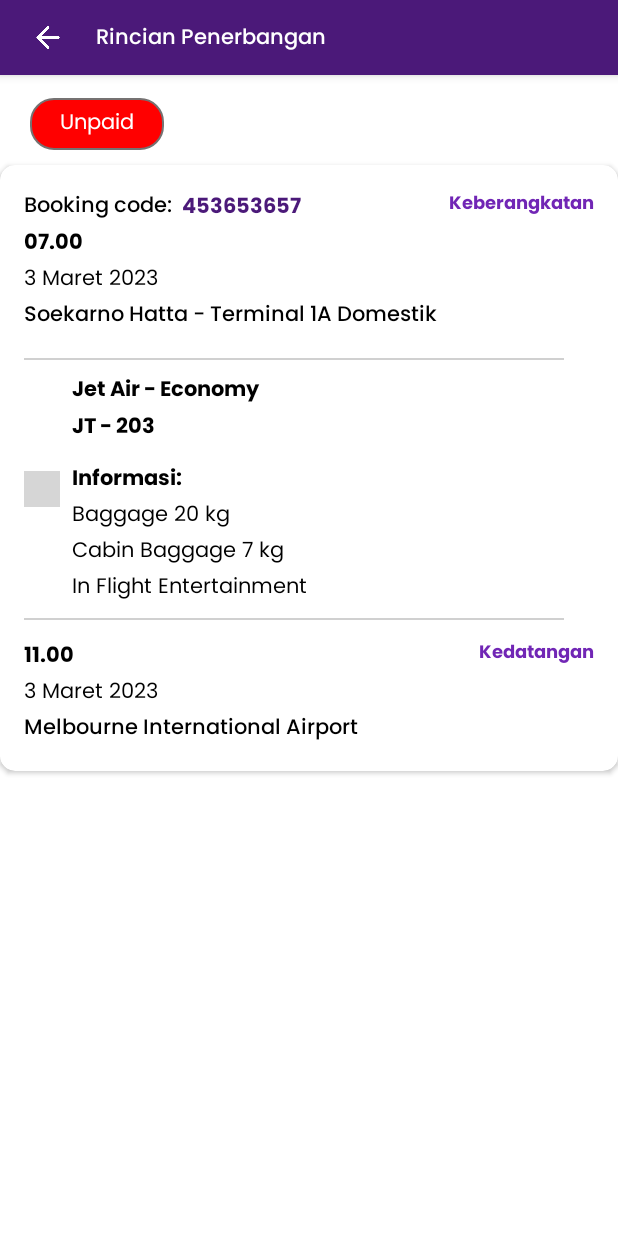
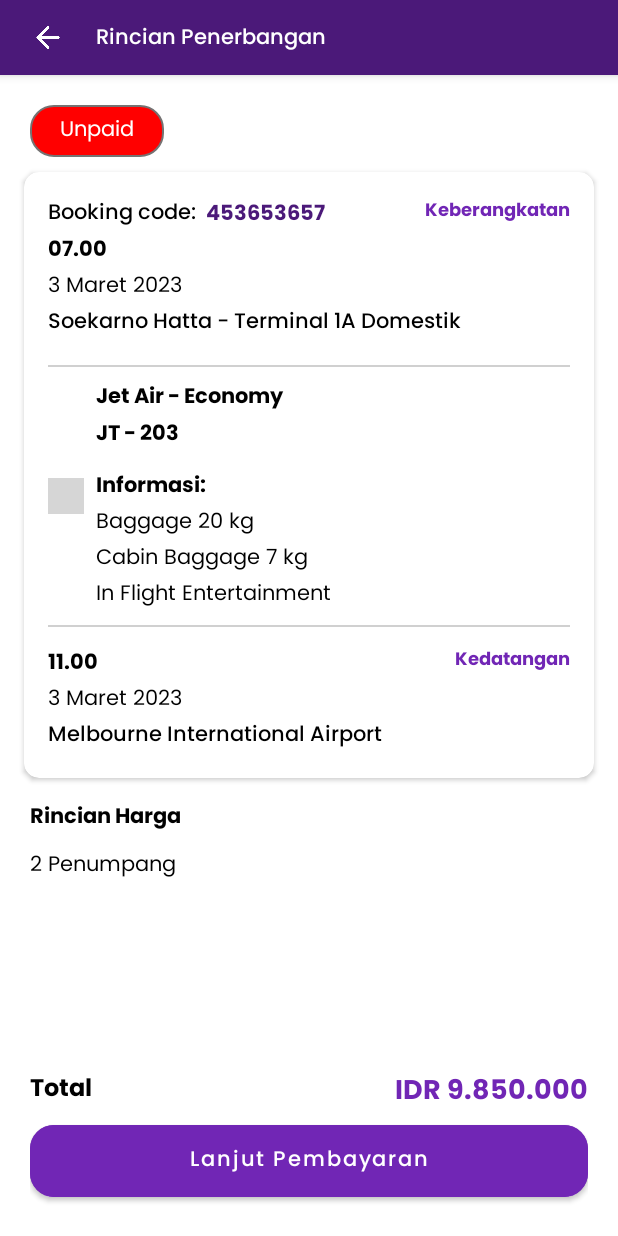
Before and after one commit to BINARFPC2/C2-Mobile, an Android app: the fragment DetailRiwayatPesananFragment shown on its own in the app's theme, on a phone screen of 412 x 824 dp. Run offline under Robolectric (Android 15) with nearby library versions, the phone set to English and light mode, and no system bars; grey boxes are pictures that could not be loaded.

Commit message:
Add Detail Riwayat Pesanan

```diff
--- a/app/src/main/res/layout/fragment_detail_riwayat_pesanan.xml
+++ b/app/src/main/res/layout/fragment_detail_riwayat_pesanan.xml
@@ -6,6 +6,10 @@
     xmlns:app="http://schemas.android.com/apk/res-auto"
     tools:context=".view.detailriwayatpesanan.DetailRiwayatPesananFragment">
 
+      <LinearLayout
+          android:orientation="vertical"
+          android:layout_width="wrap_content"
+          android:layout_height="wrap_content">
 
             <com.google.android.material.appbar.AppBarLayout
                 android:id="@+id/layout_toolbar"
@@ -37,11 +41,6 @@
                             android:layout_marginTop="4dp"
                             android:textColor="@color/white" />
 
-
-
-
-
-
                   </androidx.appcompat.widget.Toolbar>
             </com.google.android.material.appbar.AppBarLayout>
 
@@ -53,7 +52,7 @@
                 android:layout_width="wrap_content"
                 android:layout_height="wrap_content"
                 android:layout_marginLeft="20dp"
-          android:layout_marginTop="65dp">
+                android:layout_marginTop="20dp">
 
                   <TextView
                       android:text="Unpaid"
@@ -62,12 +61,12 @@
                       android:layout_width="wrap_content"
                       android:layout_height="wrap_content"/>
 
-
             </LinearLayout>
 
             <androidx.cardview.widget.CardView
                 app:cardCornerRadius="10dp"
-          android:layout_marginTop="110dp"
+                android:layout_marginTop="10dp"
+                android:layout_marginHorizontal="16dp"
                 android:layout_width="wrap_content"
                 android:layout_height="wrap_content">
 
@@ -272,4 +271,82 @@
 
             </androidx.cardview.widget.CardView>
 
+            <TextView
+                style="@style/TextBody14Bold"
+                android:text="Rincian Harga"
+                android:textColor="@color/black"
+                android:layout_marginTop="14dp"
+                android:layout_width="wrap_content"
+                android:layout_marginHorizontal="20dp"
+                android:layout_height="wrap_content"/>
+
+            <RelativeLayout
+                android:layout_marginTop="8dp"
+                android:layout_width="match_parent"
+                android:layout_marginHorizontal="20dp"
+                android:layout_height="wrap_content">
+
+                  <TextView
+                      android:id="@+id/txtTiketDewasa"
+                      style="@style/TextBody14Regular"
+                      android:text="2 Penumpang"
+                      android:textColor="@color/black"
+                      android:layout_width="wrap_content"
+                      android:layout_height="wrap_content"/>
+
+            </RelativeLayout>
+
+            <RelativeLayout
+                android:layout_width="match_parent"
+                android:layout_height="wrap_content"
+                android:layout_marginHorizontal="20dp"
+                android:layout_marginBottom="20dp"
+                >
+
+                  <LinearLayout
+                      android:layout_alignParentBottom="true"
+                      android:orientation="vertical"
+                      android:layout_width="wrap_content"
+                      android:layout_height="wrap_content">
+
+                        <RelativeLayout
+                            android:layout_width="match_parent"
+                            android:layout_height="wrap_content">
+
+                              <TextView
+                                  style="@style/TextBody14Bold"
+                                  android:text="Total"
+                                  android:textSize="16sp"
+                                  android:textColor="@color/black"
+                                  android:layout_width="wrap_content"
+                                  android:layout_height="wrap_content"/>
+
+                              <TextView
+                                  android:id="@+id/txtTotalPembayaran"
+                                  style="@style/TextBody14Bold"
+                                  android:textSize="18sp"
+                                  android:layout_width="wrap_content"
+                                  android:layout_height="wrap_content"
+                                  android:layout_alignParentEnd="true"
+                                  android:text="IDR 9.850.000"
+                                  android:textColor="@color/darkblue_04" />
+
+                        </RelativeLayout>
+
+                        <Button
+                            android:id="@+id/btnCheckout"
+                            style="@style/ButtonPrimary"
+                            android:text="Lanjut Pembayaran"
+                            android:layout_below="@id/txtTotalPembayaran"
+                            android:backgroundTint="@color/darkblue_04"
+                            android:layout_width="match_parent"
+                            android:layout_height="wrap_content"/>
+
+                  </LinearLayout>
+
+            </RelativeLayout>
+
+
+      </LinearLayout>
+
 </FrameLayout>
```
Lines whose indentation alone changed are shown as unchanged.
